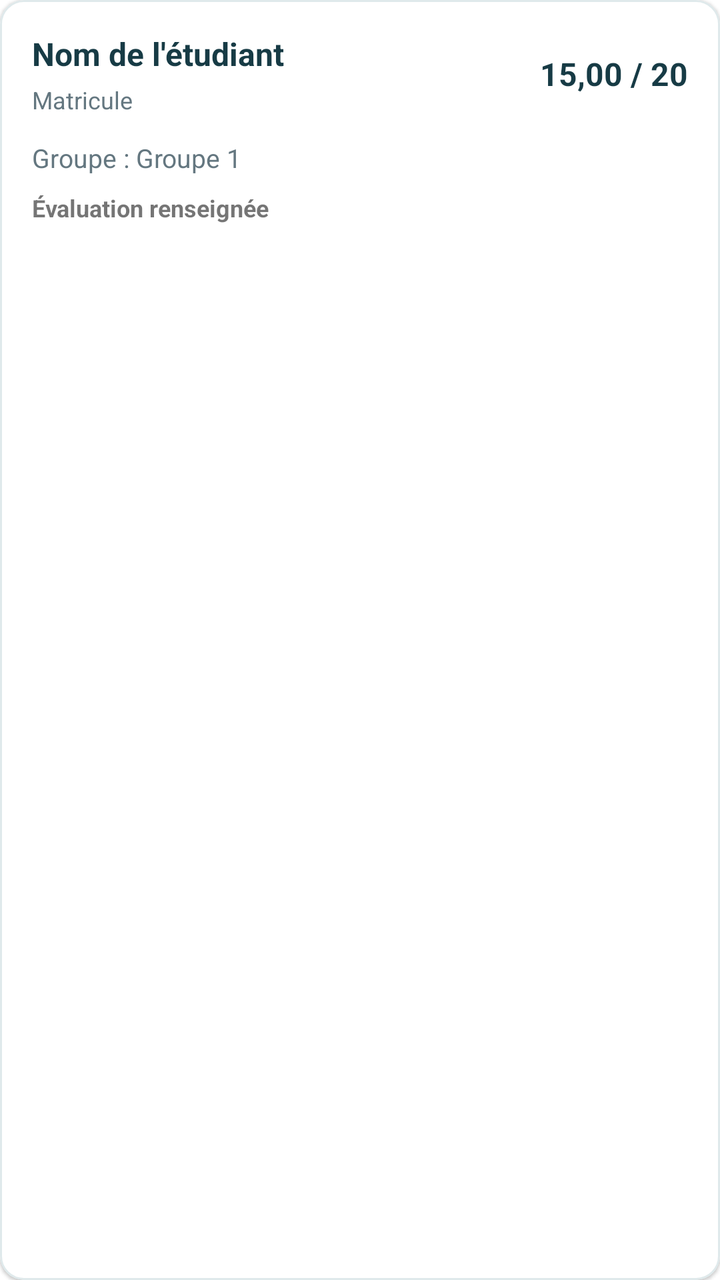
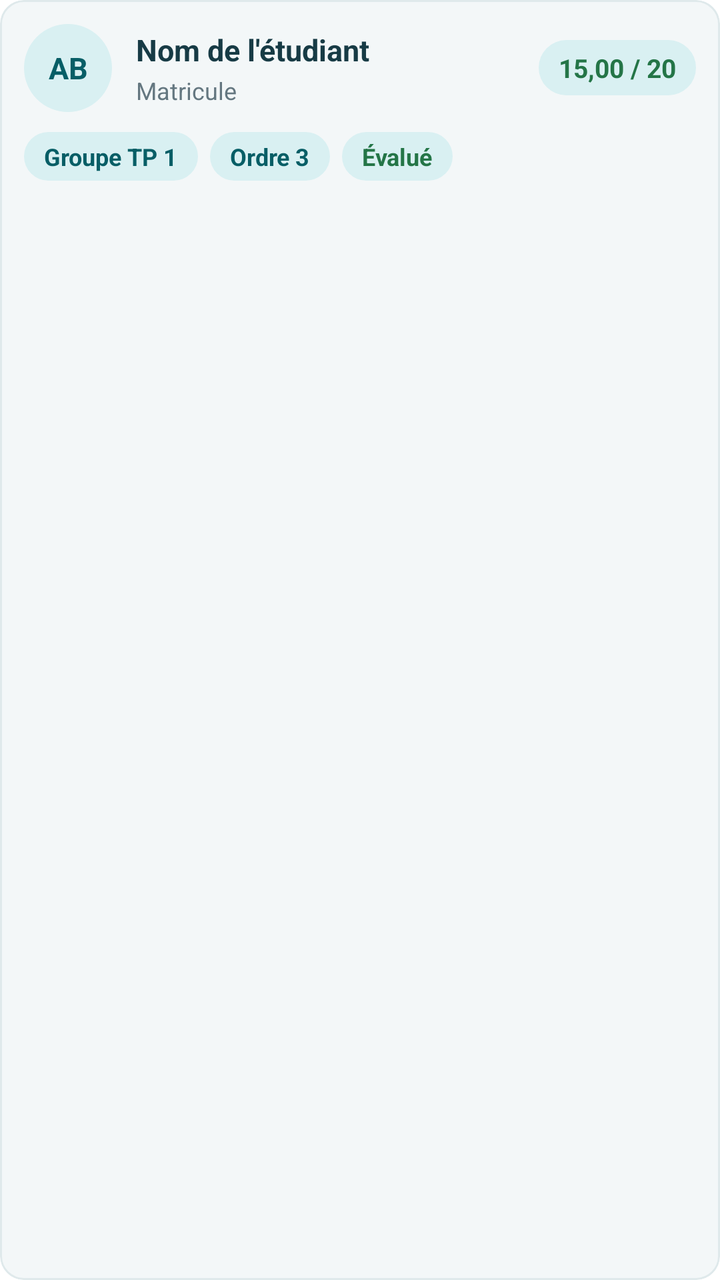

Compare the two renders of this Android layout. The source of the first and the diff that turns it into the second are given below.
<!-- AndroidManifest.xml: application theme Theme.Praticum -->
<!-- res/layout/item_evaluation_student.xml -->
<?xml version="1.0" encoding="utf-8"?>
<com.google.android.material.card.MaterialCardView
    xmlns:android="http://schemas.android.com/apk/res/android"
    xmlns:app="http://schemas.android.com/apk/res-auto"
    android:layout_width="match_parent"
    android:layout_height="wrap_content"
    android:layout_marginBottom="10dp"
    app:cardCornerRadius="12dp"
    app:cardElevation="1dp"
    app:strokeWidth="1dp"
    app:strokeColor="@color/color_divider"
    app:cardBackgroundColor="@color/white">

    <LinearLayout
        android:layout_width="match_parent"
        android:layout_height="wrap_content"
        android:orientation="vertical"
        android:padding="16dp">

        <LinearLayout
            android:layout_width="match_parent"
            android:layout_height="wrap_content"
            android:gravity="center_vertical"
            android:orientation="horizontal">

            <LinearLayout
                android:layout_width="0dp"
                android:layout_height="wrap_content"
                android:layout_weight="1"
                android:orientation="vertical">

                <TextView
                    android:id="@+id/tvEvaluationStudentName"
                    android:layout_width="match_parent"
                    android:layout_height="wrap_content"
                    android:text="Nom de l'étudiant"
                    android:textColor="@color/text_primary"
                    android:textSize="16sp"
                    android:textStyle="bold" />

                <TextView
                    android:id="@+id/tvEvaluationStudentNameArabic"
                    android:layout_width="match_parent"
                    android:layout_height="wrap_content"
                    android:layout_marginTop="3dp"
                    android:gravity="end"
                    android:text="اسم الطالب"
                    android:textColor="@color/text_secondary"
                    android:textDirection="rtl"
                    android:textSize="14sp"
                    android:visibility="gone" />

                <TextView
                    android:id="@+id/tvEvaluationStudentMatricule"
                    android:layout_width="match_parent"
                    android:layout_height="wrap_content"
                    android:layout_marginTop="4dp"
                    android:text="Matricule"
                    android:textColor="@color/text_secondary"
                    android:textSize="12sp" />

            </LinearLayout>

            <TextView
                android:id="@+id/tvEvaluationStudentScore"
                android:layout_width="wrap_content"
                android:layout_height="wrap_content"
                android:layout_marginStart="12dp"
                android:text="15,00 / 20"
                android:textColor="@color/text_primary"
                android:textSize="16sp"
                android:textStyle="bold" />

        </LinearLayout>

        <TextView
            android:id="@+id/tvEvaluationStudentGroup"
            android:layout_width="match_parent"
            android:layout_height="wrap_content"
            android:layout_marginTop="12dp"
            android:text="Groupe : Groupe 1"
            android:textColor="@color/text_secondary"
            android:textSize="13sp" />

        <TextView
            android:id="@+id/tvEvaluationStudentStatus"
            android:layout_width="wrap_content"
            android:layout_height="wrap_content"
            android:layout_marginTop="8dp"
            android:text="Évaluation renseignée"
            android:textSize="12sp"
            android:textStyle="bold" />

    </LinearLayout>

</com.google.android.material.card.MaterialCardView>
<!-- resources referenced by this layout -->
<resources>
  <color name="color_divider">#DFE9EB</color>
  <color name="text_primary">#173B45</color>
  <color name="text_secondary">#647780</color>
  <color name="white">#FFFFFF</color>
  <style name="Theme.Praticum" parent="Theme.MaterialComponents.DayNight.NoActionBar">
  
          
          <item name="colorPrimary">@color/primary</item>
          <item name="colorPrimaryVariant">@color/primary_dark</item>
          <item name="colorSecondary">@color/secondary</item>
  
  
          
          <item name="android:enforceNavigationBarContrast">false</item>
  
  
          
          
          <item name="android:statusBarColor">@android:color/transparent</item>
          <item name="android:navigationBarColor">@android:color/transparent</item>
          <item name="android:windowLightStatusBar">false</item>
          <item name="android:windowLightNavigationBar">true</item>
  
  
      </style>
  <color name="primary">#087F8C</color>
  <color name="primary_dark">#075E66</color>
  <color name="secondary">#159AA5</color>
</resources>

<!-- the commit's change to res/layout/item_evaluation_student.xml (unified diff, before → after) -->
@@ -4,28 +4,41 @@
     xmlns:app="http://schemas.android.com/apk/res-auto"
     android:layout_width="match_parent"
     android:layout_height="wrap_content"
-    android:layout_marginBottom="10dp"
+    android:layout_marginBottom="8dp"
+    app:cardBackgroundColor="@color/screen_background"
     app:cardCornerRadius="12dp"
-    app:cardElevation="1dp"
-    app:strokeWidth="1dp"
+    app:cardElevation="0dp"
     app:strokeColor="@color/color_divider"
-    app:cardBackgroundColor="@color/white">
+    app:strokeWidth="1dp">
 
     <LinearLayout
         android:layout_width="match_parent"
         android:layout_height="wrap_content"
         android:orientation="vertical"
-        android:padding="16dp">
+        android:padding="12dp">
 
+        
         <LinearLayout
             android:layout_width="match_parent"
             android:layout_height="wrap_content"
             android:gravity="center_vertical"
             android:orientation="horizontal">
 
+            <TextView
+                android:id="@+id/tvEvaluationStudentInitials"
+                android:layout_width="44dp"
+                android:layout_height="44dp"
+                android:background="@drawable/bg_profile_circle"
+                android:gravity="center"
+                android:text="AB"
+                android:textColor="@color/primary_dark"
+                android:textSize="15sp"
+                android:textStyle="bold" />
+
             <LinearLayout
                 android:layout_width="0dp"
                 android:layout_height="wrap_content"
+                android:layout_marginStart="12dp"
                 android:layout_weight="1"
                 android:orientation="vertical">
 
@@ -35,62 +48,93 @@
                     android:layout_height="wrap_content"
                     android:text="Nom de l'étudiant"
                     android:textColor="@color/text_primary"
-                    android:textSize="16sp"
+                    android:textSize="15sp"
                     android:textStyle="bold" />
 
                 <TextView
                     android:id="@+id/tvEvaluationStudentNameArabic"
                     android:layout_width="match_parent"
                     android:layout_height="wrap_content"
-                    android:layout_marginTop="3dp"
+                    android:layout_marginTop="2dp"
                     android:gravity="end"
                     android:text="اسم الطالب"
                     android:textColor="@color/text_secondary"
                     android:textDirection="rtl"
-                    android:textSize="14sp"
+                    android:textSize="13sp"
                     android:visibility="gone" />
 
                 <TextView
                     android:id="@+id/tvEvaluationStudentMatricule"
                     android:layout_width="match_parent"
                     android:layout_height="wrap_content"
-                    android:layout_marginTop="4dp"
+                    android:layout_marginTop="2dp"
                     android:text="Matricule"
                     android:textColor="@color/text_secondary"
                     android:textSize="12sp" />
-
             </LinearLayout>
 
             <TextView
                 android:id="@+id/tvEvaluationStudentScore"
                 android:layout_width="wrap_content"
                 android:layout_height="wrap_content"
-                android:layout_marginStart="12dp"
+                android:layout_marginStart="8dp"
+                android:background="@drawable/bg_status_badge"
+                android:paddingHorizontal="10dp"
+                android:paddingVertical="5dp"
                 android:text="15,00 / 20"
-                android:textColor="@color/text_primary"
-                android:textSize="16sp"
+                android:textColor="@color/color_success"
+                android:textSize="13sp"
+                android:textStyle="bold" />
+        </LinearLayout>
+
+        
+        <LinearLayout
+            android:layout_width="match_parent"
+            android:layout_height="wrap_content"
+            android:layout_marginTop="10dp"
+            android:gravity="center_vertical"
+            android:orientation="horizontal">
+
+            <TextView
+                android:id="@+id/tvEvaluationStudentGroup"
+                android:layout_width="wrap_content"
+                android:layout_height="wrap_content"
+                android:background="@drawable/bg_status_badge"
+                android:ellipsize="end"
+                android:maxWidth="150dp"
+                android:maxLines="1"
+                android:paddingHorizontal="10dp"
+                android:paddingVertical="4dp"
+                android:text="Groupe TP 1"
+                android:textColor="@color/primary_dark"
+                android:textSize="12sp"
                 android:textStyle="bold" />
 
+            <TextView
+                android:id="@+id/tvEvaluationStudentOrder"
+                android:layout_width="wrap_content"
+                android:layout_height="wrap_content"
+                android:layout_marginStart="6dp"
+                android:background="@drawable/bg_status_badge"
+                android:paddingHorizontal="10dp"
+                android:paddingVertical="4dp"
+                android:text="Ordre 3"
+                android:textColor="@color/primary_dark"
+                android:textSize="12sp"
+                android:textStyle="bold" />
+
+            <TextView
+                android:id="@+id/tvEvaluationStudentStatus"
+                android:layout_width="wrap_content"
+                android:layout_height="wrap_content"
+                android:layout_marginStart="6dp"
+                android:background="@drawable/bg_status_badge"
+                android:paddingHorizontal="10dp"
+                android:paddingVertical="4dp"
+                android:text="Évalué"
+                android:textColor="@color/color_success"
+                android:textSize="12sp"
+                android:textStyle="bold" />
         </LinearLayout>
-
-        <TextView
-            android:id="@+id/tvEvaluationStudentGroup"
-            android:layout_width="match_parent"
-            android:layout_height="wrap_content"
-            android:layout_marginTop="12dp"
-            android:text="Groupe : Groupe 1"
-            android:textColor="@color/text_secondary"
-            android:textSize="13sp" />
-
-        <TextView
-            android:id="@+id/tvEvaluationStudentStatus"
-            android:layout_width="wrap_content"
-            android:layout_height="wrap_content"
-            android:layout_marginTop="8dp"
-            android:text="Évaluation renseignée"
-            android:textSize="12sp"
-            android:textStyle="bold" />
-
     </LinearLayout>
-
 </com.google.android.material.card.MaterialCardView>
<!-- resource entries referenced after the edit -->
@@ -1,9 +1,21 @@
 <!-- resources referenced by this layout -->
 <resources>
   <color name="color_divider">#DFE9EB</color>
+  <color name="color_success">#247547</color>
   <color name="text_primary">#173B45</color>
   <color name="text_secondary">#647780</color>
-  <color name="white">#FFFFFF</color>
+  <!-- drawable bg_profile_circle (drawable) -->
+  <?xml version="1.0" encoding="utf-8"?>
+  <shape xmlns:android="http://schemas.android.com/apk/res/android"
+      android:shape="oval">
+      <solid android:color="@color/color_info_container" />
+  </shape>
+  <!-- drawable bg_status_badge (drawable) -->
+  <shape xmlns:android="http://schemas.android.com/apk/res/android"
+      android:shape="rectangle">
+      <solid android:color="@color/color_info_container" />
+      <corners android:radius="50dp" />
+  </shape>
   <style name="Theme.Praticum" parent="Theme.MaterialComponents.DayNight.NoActionBar">
   
           
@@ -25,8 +37,10 @@
   
   
       </style>
+  <color name="color_info_container">#D9F0F2</color>
   <color name="primary">#087F8C</color>
   <color name="primary_dark">#075E66</color>
+  <color name="screen_background">#F3F7F8</color>
   <color name="secondary">#159AA5</color>
 </resources>
 
